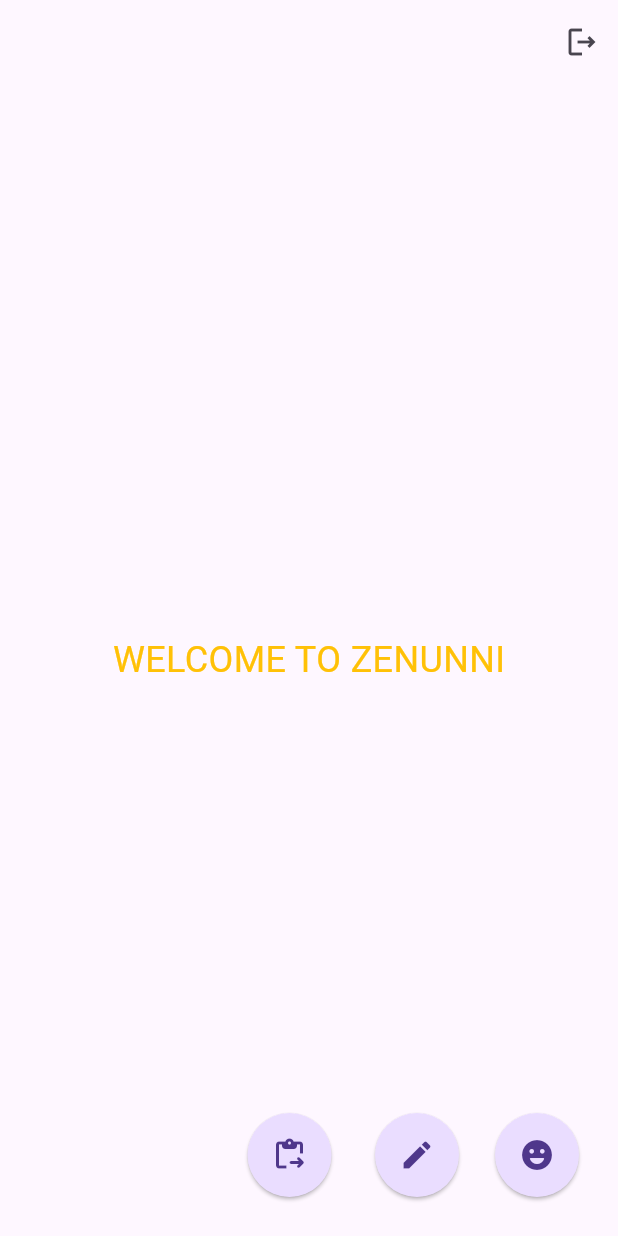
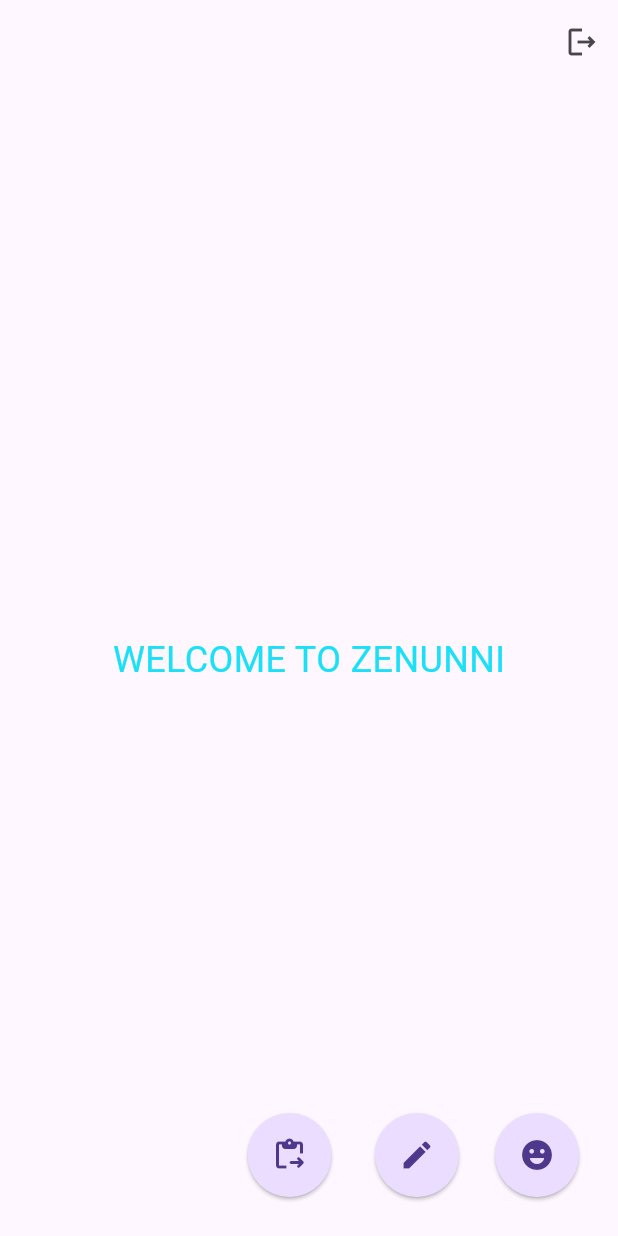
Before and after one commit to jydv402/ZenUnni, a Flutter app: the screen it shows once a user with an empty profile is signed in, on a phone screen of 412 x 824 dp. Run offline on Flutter 3.47's test engine with Material 3 defaults, Android fonts, the phone set to English and light mode, and no system bars; our stand-ins replace cloud_firestore, firebase_auth, firebase_core, flutter_dotenv, flutter_riverpod, lottie; missing offline and left inert: langchain, langchain_google; accounts and stored records are empty.

Commit message:
color change

```diff
--- a/lib/screens/home.dart
+++ b/lib/screens/home.dart
@@ -27,7 +27,8 @@ class LandPage extends StatelessWidget {
       body: const Center(
           child: Text(
         "WELCOME TO ZENUNNI",
-        style: TextStyle(fontSize: 24, color: Colors.amber),
+        style:
+            TextStyle(fontSize: 24, color: Color.fromARGB(255, 28, 224, 246)),
       )),
       floatingActionButton: Stack(
         children: [
```
